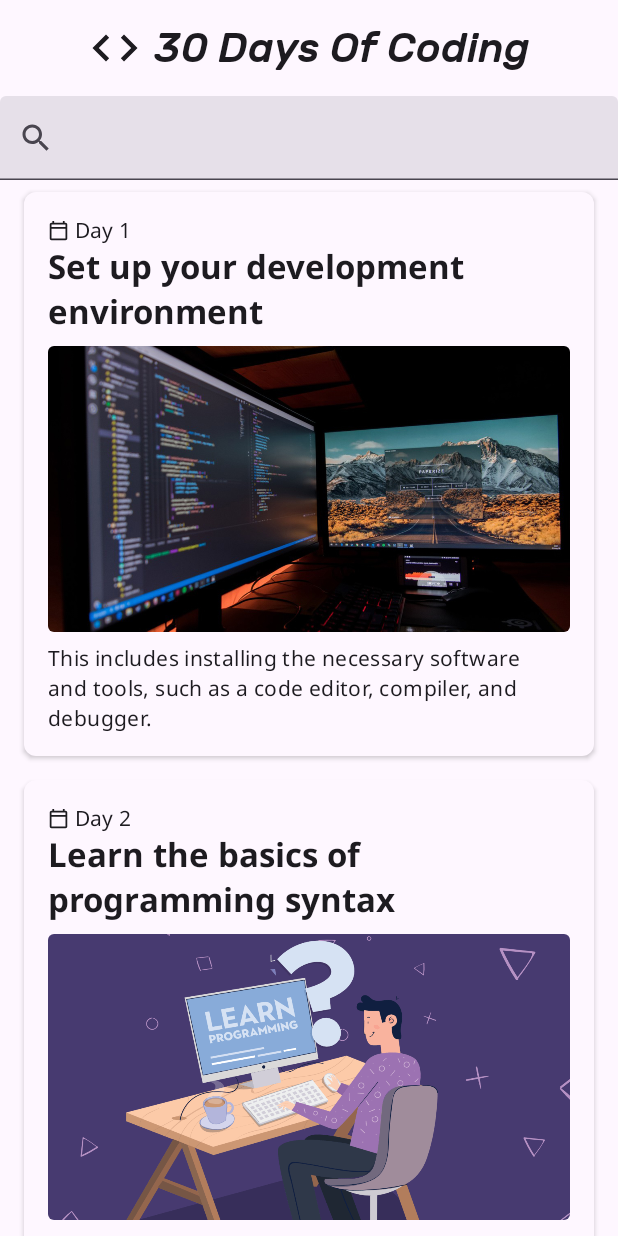
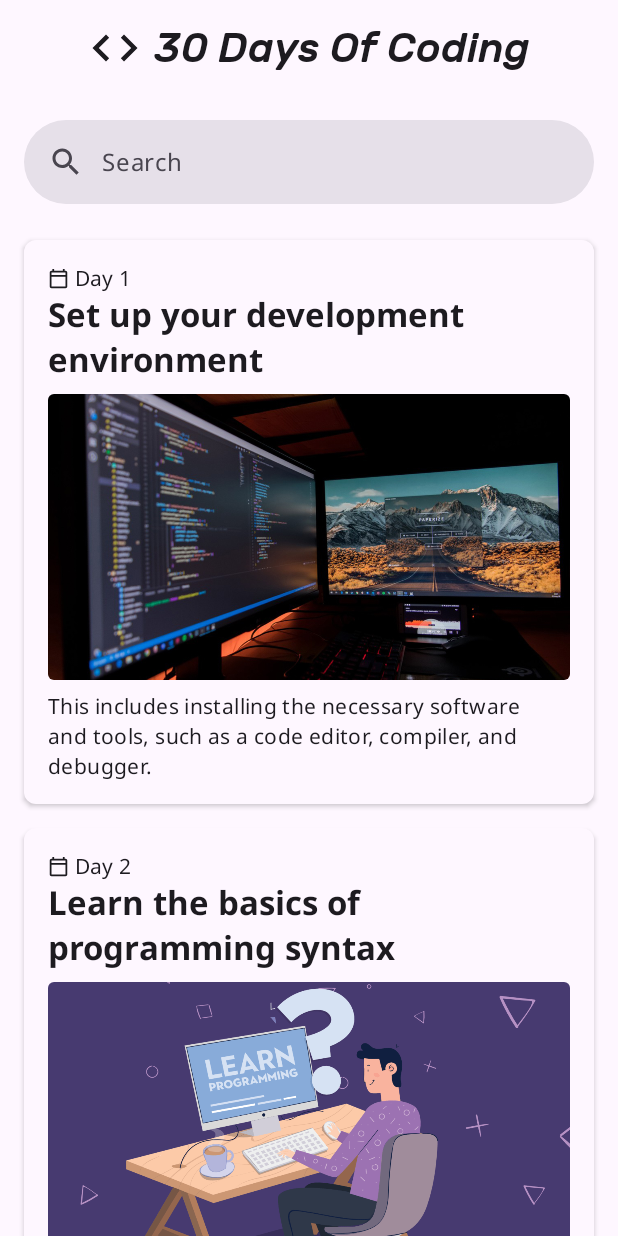
Before and after one commit to Kuredema7/Coding-Days-30, an Android app built with Jetpack Compose: the screen it shows after launch (MainActivity), after a tap on "Day 1", on a phone screen of 412 x 824 dp. Run offline under Robolectric (Android 15) with nearby library versions, the phone set to English and light mode, and no system bars.

Commit message:
Modified searchbar view to a custom rounded shape

```diff
--- a/app/src/main/java/com/example/codingdays/MainActivity.kt
+++ b/app/src/main/java/com/example/codingdays/MainActivity.kt
@@ -4,6 +4,7 @@ import android.annotation.SuppressLint
 import android.os.Bundle
 import androidx.activity.ComponentActivity
 import androidx.activity.compose.setContent
+import androidx.compose.foundation.background
 import androidx.compose.foundation.layout.Arrangement
 import androidx.compose.foundation.layout.Box
 import androidx.compose.foundation.layout.Column
@@ -17,9 +18,11 @@ import androidx.compose.material.icons.outlined.Search
 import androidx.compose.material3.CenterAlignedTopAppBar
 import androidx.compose.material3.ExperimentalMaterial3Api
 import androidx.compose.material3.Icon
+import androidx.compose.material3.MaterialTheme
 import androidx.compose.material3.Scaffold
 import androidx.compose.material3.Text
 import androidx.compose.material3.TextField
+import androidx.compose.material3.TextFieldDefaults
 import androidx.compose.runtime.Composable
 import androidx.compose.runtime.getValue
 import androidx.compose.runtime.mutableStateOf
@@ -27,6 +30,8 @@ import androidx.compose.runtime.saveable.rememberSaveable
 import androidx.compose.runtime.setValue
 import androidx.compose.ui.Alignment
 import androidx.compose.ui.Modifier
+import androidx.compose.ui.draw.clip
+import androidx.compose.ui.graphics.Color
 import androidx.compose.ui.res.dimensionResource
 import androidx.compose.ui.tooling.preview.Preview
 import com.example.codingdays.data.DailyGoalRepository.dailyGoals
@@ -73,9 +78,21 @@ fun SearchView(
         leadingIcon = {
             Icon(
                 Icons.Outlined.Search,
-                contentDescription = "Search Icon"
+                contentDescription = "Search Icon",
+                modifier = Modifier
+                    .padding(
+                        start = dimensionResource(R.dimen.padding_medium),
+                        end = dimensionResource(R.dimen.padding_small)
+                    )
             )
-        }
+        },
+        placeholder = { Text(text = "Search")},
+        colors = TextFieldDefaults.textFieldColors(
+            focusedIndicatorColor = Color.Transparent,
+            unfocusedIndicatorColor = Color.Transparent,
+            disabledIndicatorColor = Color.Transparent
+        )
+
     )
 }
 
@@ -84,7 +101,9 @@ fun DailyGoalApp() {
     var textState by rememberSaveable {
         mutableStateOf("")
     }
-    Column {
+    Column(
+        horizontalAlignment = Alignment.CenterHorizontally
+    ) {
         SearchView(
             textState = textState,
             onValueChange = { newTextState ->
@@ -92,6 +111,8 @@ fun DailyGoalApp() {
             },
             modifier = Modifier
                 .fillMaxWidth()
+                .padding(dimensionResource(R.dimen.padding_medium))
+                .clip(MaterialTheme.shapes.extraLarge)
         )
         DailyGoalList(
             dailyGoals = dailyGoals,
@@ -134,5 +155,5 @@ fun DailyGoalTopAppBar() {
 @Preview(showBackground = true)
 @Composable
 fun DailyGoalAppPreview() {
-
+    DailyGoalApp()
 }
```
